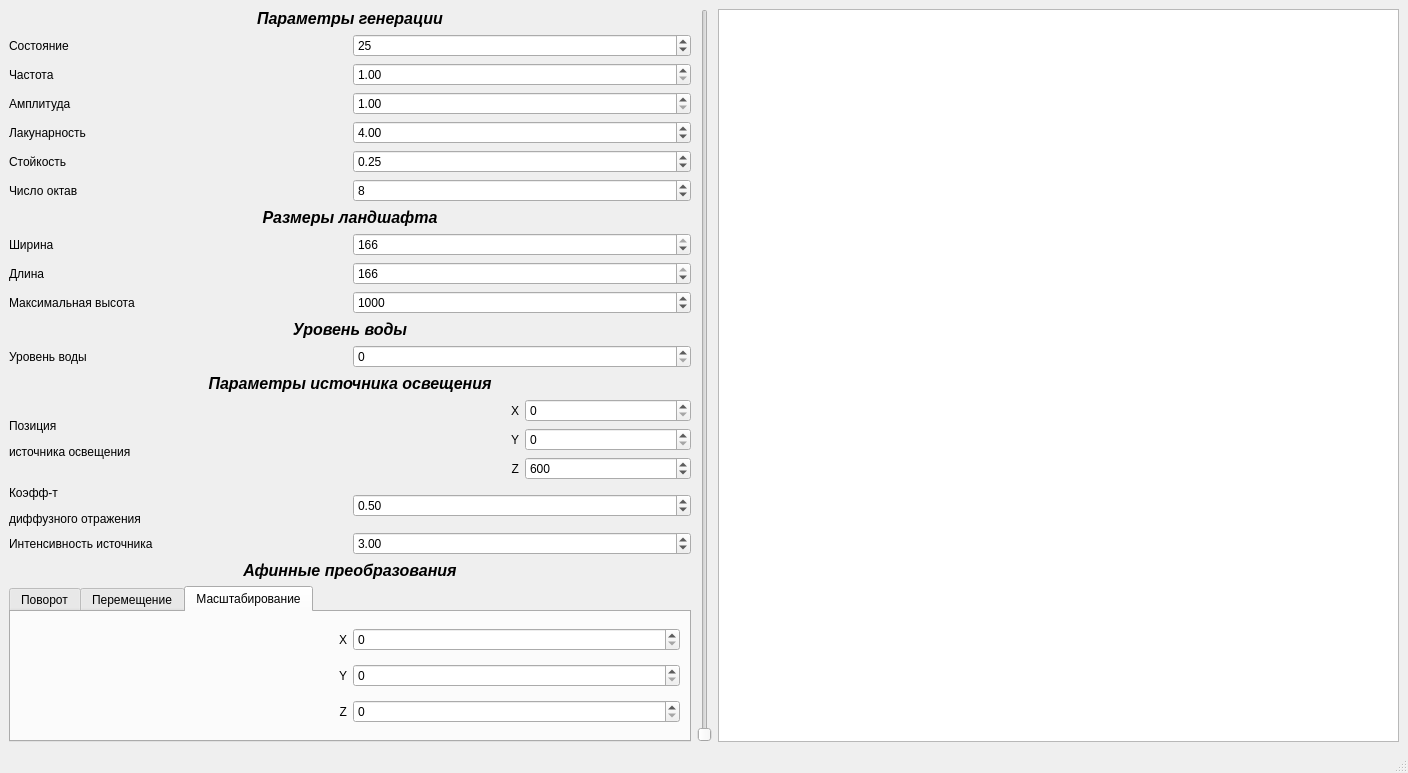
The window that landscape_generator/mainwindow.ui (nikitalystsev/cg_course) describes before a commit, drawn with Qt 5.
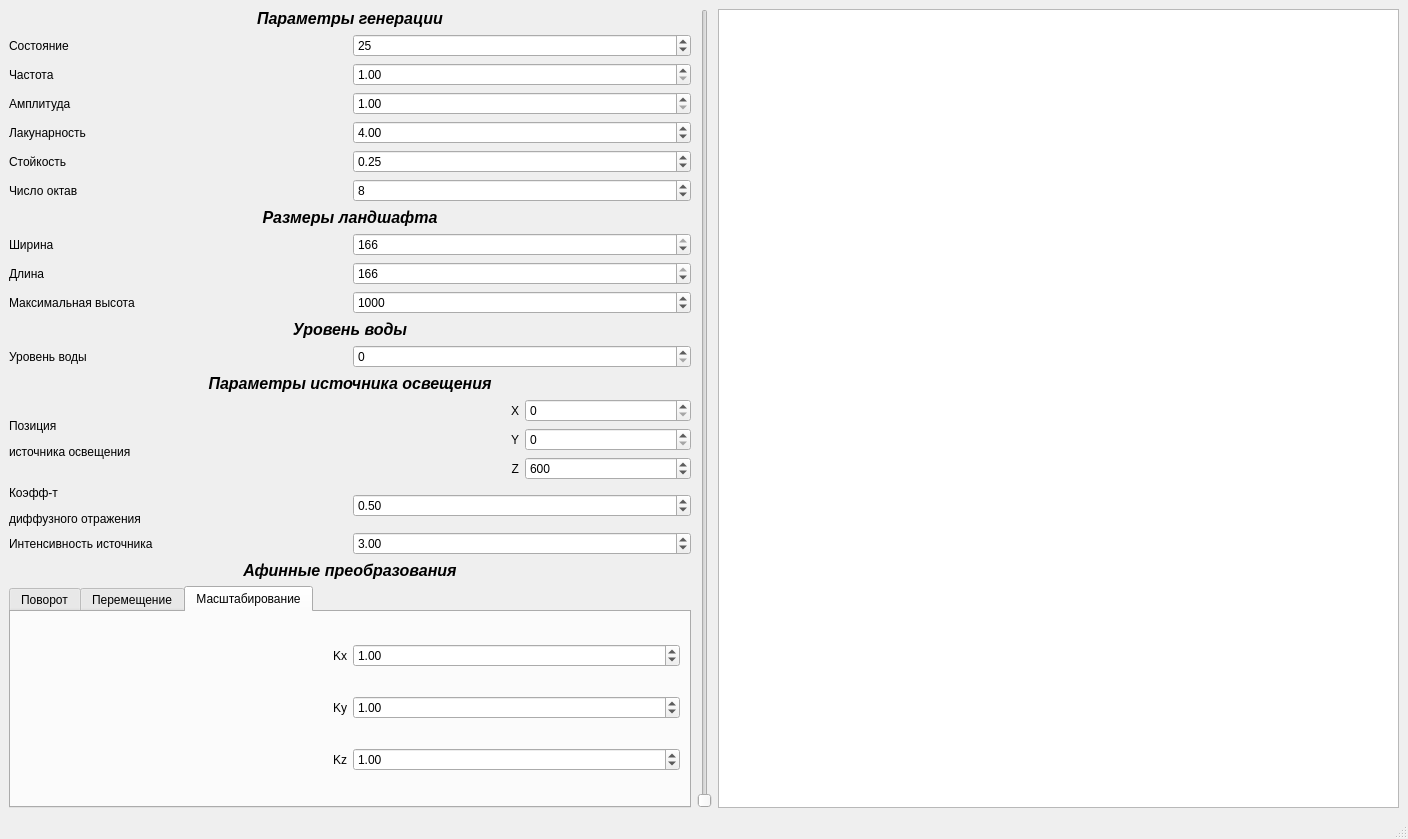
The same window after the commit. The open tabs and pages were chosen to show the change.

The edit to the form file:
```diff
--- a/landscape_generator/mainwindow.ui
+++ b/landscape_generator/mainwindow.ui
@@ -7,7 +7,7 @@
     <x>0</x>
     <y>0</y>
     <width>1408</width>
-    <height>773</height>
+    <height>839</height>
    </rect>
   </property>
   <property name="windowTitle">
@@ -598,7 +598,7 @@
             <item row="0" column="0">
              <widget class="QLabel" name="label_27">
               <property name="text">
-               <string>X</string>
+               <string>Kx</string>
               </property>
               <property name="alignment">
                <set>Qt::AlignRight|Qt::AlignTrailing|Qt::AlignVCenter</set>
@@ -608,31 +608,61 @@
             <item row="1" column="0">
              <widget class="QLabel" name="label_28">
               <property name="text">
-               <string>Y</string>
+               <string>Ky</string>
               </property>
               <property name="alignment">
                <set>Qt::AlignRight|Qt::AlignTrailing|Qt::AlignVCenter</set>
               </property>
              </widget>
             </item>
-            <item row="1" column="1">
-             <widget class="QSpinBox" name="spinBox_19"/>
-            </item>
             <item row="2" column="0">
              <widget class="QLabel" name="label_29">
               <property name="text">
-               <string>Z</string>
+               <string>Kz</string>
               </property>
               <property name="alignment">
                <set>Qt::AlignRight|Qt::AlignTrailing|Qt::AlignVCenter</set>
               </property>
              </widget>
             </item>
+            <item row="1" column="1">
+             <widget class="QDoubleSpinBox" name="scaleYSpinbox">
+              <property name="minimum">
+               <double>0.000000000000000</double>
+              </property>
+              <property name="singleStep">
+               <double>0.100000000000000</double>
+              </property>
+              <property name="value">
+               <double>1.000000000000000</double>
+              </property>
+             </widget>
+            </item>
             <item row="0" column="1">
-             <widget class="QSpinBox" name="spinBox_20"/>
+             <widget class="QDoubleSpinBox" name="scaleXSpinbox">
+              <property name="minimum">
+               <double>0.000000000000000</double>
+              </property>
+              <property name="singleStep">
+               <double>0.100000000000000</double>
+              </property>
+              <property name="value">
+               <double>1.000000000000000</double>
+              </property>
+             </widget>
             </item>
             <item row="2" column="1">
-             <widget class="QSpinBox" name="spinBox_21"/>
+             <widget class="QDoubleSpinBox" name="scaleZSpinbox">
+              <property name="minimum">
+               <double>0.000000000000000</double>
+              </property>
+              <property name="singleStep">
+               <double>0.100000000000000</double>
+              </property>
+              <property name="value">
+               <double>1.000000000000000</double>
+              </property>
+             </widget>
             </item>
            </layout>
           </item>
```
Left out of the diff: 20 changed lines with no effect on the pictures.
